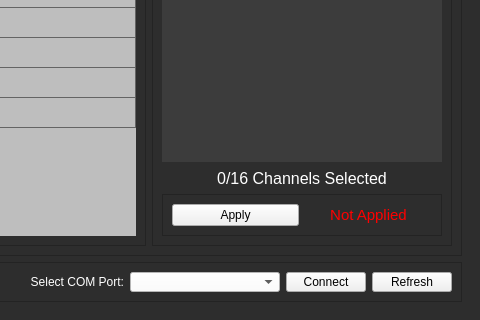
First picture: the form in TelemetryViewer/ui_main.ui, repository UBCO-Motorsports/WirelessTelemetryCapstone, before the edit; both pictures show x 776 to 1256 and y 576 to 896 of the 1256 by 896 pixel window.
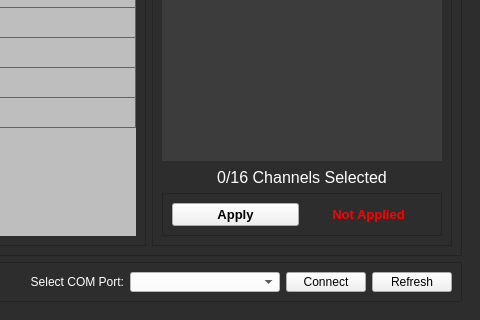
Second picture: the form after the edit. Icons and pictures are not drawn.

Commit message: Better setup page formatting

```diff
--- a/TelemetryViewer/ui_main.ui
+++ b/TelemetryViewer/ui_main.ui
@@ -987,6 +987,13 @@
                            <height>16777215</height>
                           </size>
                          </property>
+                         <property name="font">
+                          <font>
+                           <pointsize>10</pointsize>
+                           <weight>75</weight>
+                           <bold>true</bold>
+                          </font>
+                         </property>
                          <property name="styleSheet">
                           <string notr="true">QPushButton {
 	color: rgb(0, 0, 0);
@@ -1014,7 +1021,9 @@
                         <widget class="QLabel" name="label_37">
                          <property name="font">
                           <font>
-                           <pointsize>11</pointsize>
+                           <pointsize>10</pointsize>
+                           <weight>75</weight>
+                           <bold>true</bold>
                           </font>
                          </property>
                          <property name="styleSheet">
```
Left out of the diff: 4 changed lines with no effect on the pictures. The commit also changes 2 other files.
